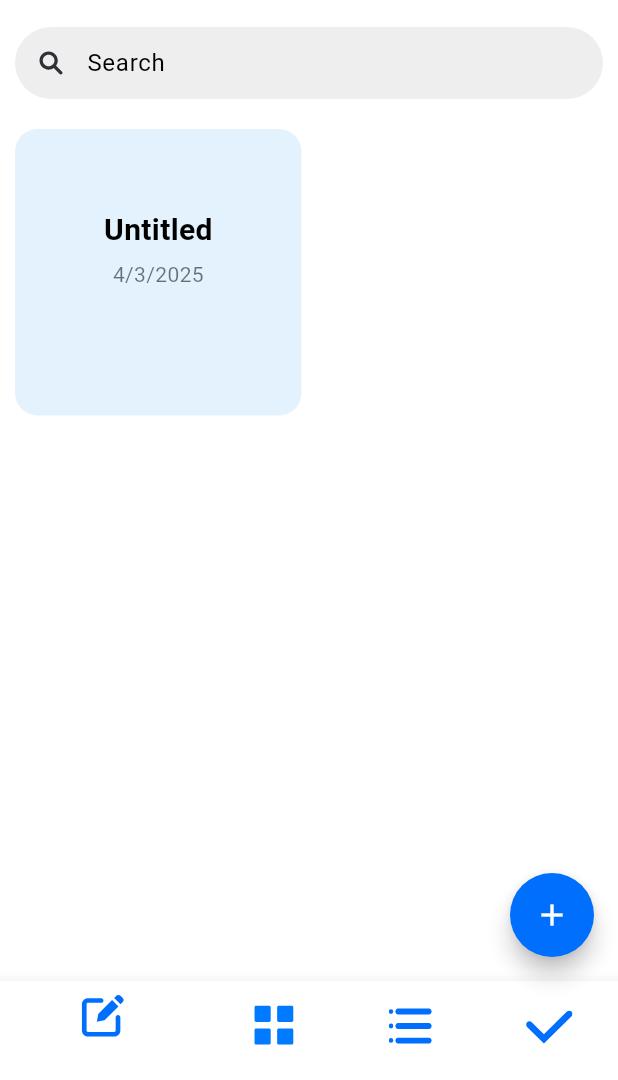
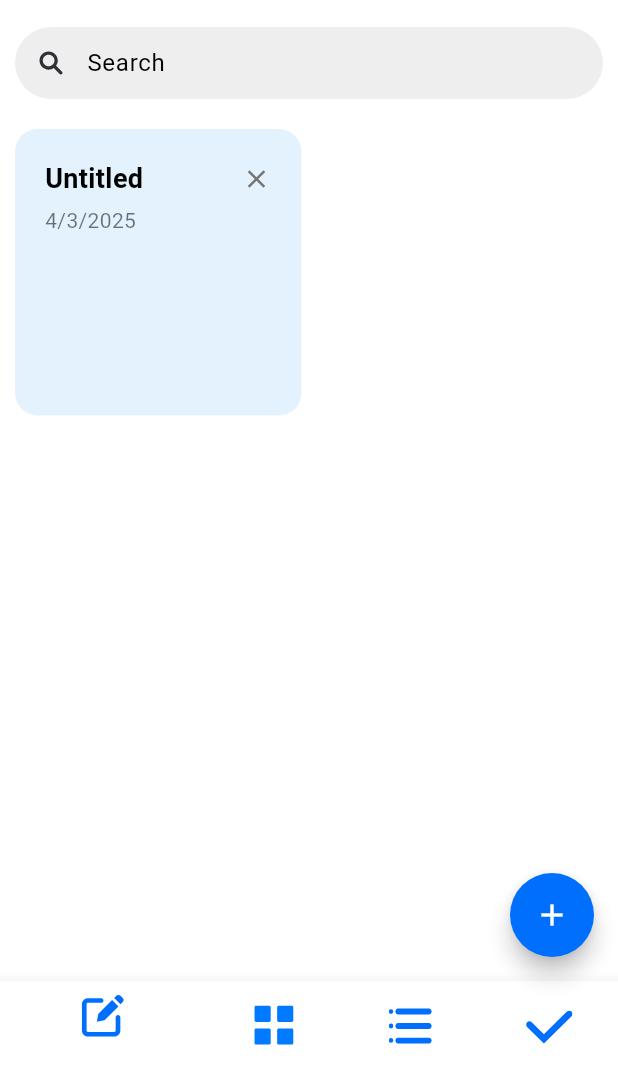
Before and after one commit to PinJinx/mynotes, a Flutter app: the NotePage screen opened directly, after a tap on the "add" icon, on a phone screen of 412 x 824 dp, the part 156-1236 px from its top. Run offline on Flutter 3.47's test engine with Material 3 defaults, Android fonts, the phone set to English and light mode, and no system bars; our stand-ins replace flutter_svg, hive, hive_flutter; accounts and stored records are empty.

Commit message:
Notes done

```diff
--- a/lib/Models/builder.dart
+++ /dev/null
@@ -1,67 +0,0 @@
-import 'package:hive/hive.dart';
-import 'package:flutter/material.dart';
-import 'package:mynotes/Models/data.dart';
-
-class BuildNotes {
-  Widget notes() {
-    List<mynote> allnotes = Hive.box<mynote>('mynotes').values.toList();
-    return Expanded(
-      child: GestureDetector(
-        child: GridView.builder(
-          padding: EdgeInsets.all(10),
-          gridDelegate: SliverGridDelegateWithMaxCrossAxisExtent(
-            maxCrossAxisExtent: 200,
-            childAspectRatio: 1,
-            crossAxisSpacing: 10,
-            mainAxisSpacing: 10,
-          ),
-          itemCount: allnotes.length,
-          itemBuilder: (context, i) {
-            return Container(
-              padding: EdgeInsets.all(20),
-              decoration: BoxDecoration(
-                color: Colors.blue[50],
-                borderRadius: BorderRadius.circular(15),
-              ),
-              child: Column(
-                crossAxisAlignment: CrossAxisAlignment.center,
-                mainAxisAlignment: MainAxisAlignment.center,
-                children: [
-                  Text(
-                    allnotes[i].title,
-                    style: TextStyle(fontWeight: FontWeight.bold, fontSize: 20),
-                  ),
-                  SizedBox(height: 5),
-                  Text(
-                    allnotes[i].date,
-                    style: TextStyle(color: Colors.black54),
-                    maxLines: 3,
-                    overflow: TextOverflow.ellipsis,
-                  ),
-                  SizedBox(height: 10),
-                  Text(
-                    allnotes[i].content,
-                    style: TextStyle(color: Colors.black54),
-                    maxLines: 3,
-                    overflow: TextOverflow.fade,
-                  ),
-                ],
-              ),
-            );
-          },
-        ),
-      ),
-    );
-  }
-
-  addnote() async {
-    DateTime today = DateTime.now();
-    var note = Hive.box<mynote>('mynotes');
-    mynote nt = mynote(
-        key: note.values.toList().length + 1,
-        title: "Untitled",
-        content: "",
-        date: "${today.day}/${today.month}/${today.year}");
-    note.add(nt);
-  }
-}
--- a/lib/Pages/notes.dart
+++ /dev/null
@@ -1,80 +0,0 @@
-import 'package:flutter/material.dart';
-import 'package:flutter_svg/flutter_svg.dart';
-import 'package:mynotes/Components/appbar.dart';
-import 'package:mynotes/Components/navbars.dart';
-import 'package:mynotes/Models/builder.dart';
-
-class NotePage extends StatefulWidget {
-  const NotePage({super.key});
-  @override
-  State<NotePage> createState() => _NotePageState();
-}
-
-class _NotePageState extends State<NotePage> {
-  BuildNotes notes = BuildNotes();
-
-  void addNote() async {
-    await notes.addnote();
-    setState(() {});
-  }
-
-  AppBars bar = AppBars();
-  navbars bBar = navbars();
-  @override
-  Widget build(BuildContext context) {
-    return Scaffold(
-      appBar: bar.MenuBar(),
-      body: Column(
-        mainAxisAlignment: MainAxisAlignment.start,
-        crossAxisAlignment: CrossAxisAlignment.center,
-        children: [
-          Padding(
-            padding: const EdgeInsets.all(8.0),
-            child: Row(
-              spacing: 10,
-              children: [
-                SvgPicture.asset(
-                  "assets/Create.svg",
-                  width: 36,
-                  height: 36,
-                ),
-                Text(
-                  "MyNotes",
-                  style: TextStyle(
-                    fontWeight: FontWeight.bold,
-                    fontSize: 28,
-                  ),
-                )
-              ],
-            ),
-          ),
-          Padding(
-            padding: const EdgeInsets.all(10.0),
-            child: Container(
-              decoration: BoxDecoration(
-                borderRadius: BorderRadius.circular(30),
-                color: Colors.grey[200],
-              ),
-              child: Padding(
-                padding: const EdgeInsets.only(left: 16.0, right: 16.0),
-                child: TextField(
-                    decoration: InputDecoration(
-                        icon: SvgPicture.asset('assets/Search.svg'),
-                        hintText: "Search",
-                        border: InputBorder.none)),
-              ),
-            ),
-          ),
-          notes.notes(),
-        ],
-      ),
-      floatingActionButton: FloatingActionButton(
-        onPressed: addNote,
-        shape: CircleBorder(),
-        tooltip: 'Increment',
-        child: const Icon(Icons.add),
-      ),
-      bottomNavigationBar: bBar.MenuBar(),
-    );
-  }
-}
--- /dev/null
+++ b/lib/features/notes/application/builder.dart
@@ -0,0 +1,115 @@
+import 'package:hive/hive.dart';
+import 'package:flutter/material.dart';
+import 'package:mynotes/features/notes/application/functions.dart';
+import 'package:mynotes/features/notes/data/data.dart';
+import 'package:mynotes/features/notes/presentation/note_editor.dart';
+
+class BuildNotes extends StatefulWidget {
+  const BuildNotes({super.key, required this.searchquery});
+  final String searchquery;
+  @override
+  State<BuildNotes> createState() => _BuildNotesState();
+}
+
+class _BuildNotesState extends State<BuildNotes> {
+  @override
+  Widget build(BuildContext context) {
+    List<mynote> getnotes = Hive.box<mynote>('mynotes').values.toList();
+    List<mynote> allnotes = [];
+    for (var i in getnotes) {
+      if (i.title.toLowerCase().contains(widget.searchquery.toLowerCase())) {
+        allnotes.add(i);
+      }
+    }
+    if (widget.searchquery == "") {
+      allnotes = getnotes;
+    }
+    NoteModel model = NoteModel();
+
+    void editNote(mynote note) async {
+      await Navigator.push(
+        context,
+        MaterialPageRoute(
+          builder: (context) => NoteEditor(
+            selectedNote: note,
+          ),
+        ),
+      );
+      setState(() {});
+    }
+
+    void rmvnote({required int index}) async {
+      await model.removenote(key: allnotes[index].key);
+      setState(() {});
+    }
+
+    return Expanded(
+      child: GridView.builder(
+        padding: EdgeInsets.all(10),
+        gridDelegate: SliverGridDelegateWithMaxCrossAxisExtent(
+          maxCrossAxisExtent: 250,
+          childAspectRatio: 1,
+          crossAxisSpacing: 10,
+          mainAxisSpacing: 10,
+        ),
+        itemCount: allnotes.length,
+        itemBuilder: (context, i) {
+          return GestureDetector(
+            onTap: () => editNote(allnotes[i]),
+            child: Container(
+              padding: EdgeInsets.all(20),
+              decoration: BoxDecoration(
+                color: Colors.blue[50],
+                borderRadius: BorderRadius.circular(15),
+              ),
+              child: Column(
+                crossAxisAlignment: CrossAxisAlignment.start,
+                children: [
+                  Row(
+                    mainAxisAlignment: MainAxisAlignment.spaceBetween,
+                    children: [
+                      Expanded(
+                        child: Text(
+                          allnotes[i].title,
+                          overflow: TextOverflow.ellipsis,
+                          style: TextStyle(
+                              fontWeight: FontWeight.bold, fontSize: 18),
+                          maxLines: 1,
+                        ),
+                      ),
+                      GestureDetector(
+                        behavior: HitTestBehavior.opaque,
+                        onTap: () => rmvnote(index: i),
+                        child: Icon(
+                          Icons.close,
+                          color: Colors.grey[600],
+                          size: 20,
+                        ),
+                      ),
+                    ],
+                  ),
+                  SizedBox(height: 5),
+                  Text(
+                    allnotes[i].date,
+                    style: TextStyle(color: Colors.black54),
+                    maxLines: 1,
+                    overflow: TextOverflow.ellipsis,
+                  ),
+                  SizedBox(height: 10),
+                  Expanded(
+                    child: Text(
+                      allnotes[i].content,
+                      style: TextStyle(color: Colors.black54),
+                      maxLines: 3,
+                      overflow: TextOverflow.fade,
+                    ),
+                  ),
+                ],
+              ),
+            ),
+          );
+        },
+      ),
+    );
+  }
+}
--- /dev/null
+++ b/lib/features/notes/application/functions.dart
@@ -0,0 +1,31 @@
+import 'package:hive/hive.dart';
+import 'package:mynotes/features/notes/data/data.dart';
+
+class NoteModel {
+  static void saveNotes(
+      {required int key, String title = "", String content = ""}) {
+    var box = Hive.box<mynote>('mynotes');
+    mynote? nt = box.get(key);
+    if (nt != null) {
+      nt.title = title;
+      nt.content = content;
+      box.put(key, nt);
+    }
+  }
+
+  addnote() async {
+    DateTime today = DateTime.now();
+    var note = Hive.box<mynote>('mynotes');
+    mynote nt = mynote(
+        key: note.values.toList().length + 1,
+        title: "Untitled",
+        content: "",
+        date: "${today.day}/${today.month}/${today.year}");
+    note.put(nt.key, nt);
+  }
+
+  removenote({required int key}) async {
+    var box = Hive.box<mynote>('mynotes');
+    box.delete(key);
+  }
+}
--- /dev/null
+++ b/lib/features/notes/presentation/notes.dart
@@ -0,0 +1,96 @@
+import 'package:flutter/material.dart';
+import 'package:flutter_svg/flutter_svg.dart';
+import 'package:mynotes/Components/appbar.dart';
+import 'package:mynotes/Components/navbars.dart';
+import 'package:mynotes/features/notes/application/builder.dart';
+import 'package:mynotes/features/notes/application/functions.dart';
+
+class NotePage extends StatefulWidget {
+  const NotePage({super.key});
+  @override
+  State<NotePage> createState() => _NotePageState();
+}
+
+class _NotePageState extends State<NotePage> {
+  BuildNotes notes = BuildNotes(
+    searchquery: "",
+  );
+  NoteModel notemodel = NoteModel();
+  void addNote() async {
+    await notemodel.addnote();
+    setState(() {
+      notes = BuildNotes(
+        searchquery: "",
+      );
+    });
+  }
+
+  void searchNotes(String val) {
+    setState(() {
+      notes = BuildNotes(
+        searchquery: val,
+      );
+    });
+  }
+
+  AppBars bar = AppBars();
+  navbars bBar = navbars();
+  @override
+  Widget build(BuildContext context) {
+    return Scaffold(
+      appBar: bar.MenuBar(),
+      body: Column(
+        mainAxisAlignment: MainAxisAlignment.start,
+        crossAxisAlignment: CrossAxisAlignment.center,
+        children: [
+          Padding(
+            padding: const EdgeInsets.all(8.0),
+            child: Row(
+              spacing: 10,
+              children: [
+                SvgPicture.asset(
+                  "assets/Create.svg",
+                  width: 36,
+                  height: 36,
+                ),
+                Text(
+                  "MyNotes",
+                  style: TextStyle(
+                    fontWeight: FontWeight.bold,
+                    fontSize: 28,
+                  ),
+                )
+              ],
+            ),
+          ),
+          Padding(
+            padding: const EdgeInsets.all(10.0),
+            child: Container(
+              decoration: BoxDecoration(
+                borderRadius: BorderRadius.circular(30),
+                color: Colors.grey[200],
+              ),
+              child: Padding(
+                padding: const EdgeInsets.only(left: 16.0, right: 16.0),
+                child: TextField(
+                    onChanged: (val) => searchNotes(val),
+                    decoration: InputDecoration(
+                        icon: SvgPicture.asset('assets/Search.svg'),
+                        hintText: "Search",
+                        border: InputBorder.none)),
+              ),
+            ),
+          ),
+          notes,
+        ],
+      ),
+      floatingActionButton: FloatingActionButton(
+        onPressed: addNote,
+        shape: CircleBorder(),
+        tooltip: 'Add New',
+        child: const Icon(Icons.add),
+      ),
+      bottomNavigationBar: bBar.MenuBar(),
+    );
+  }
+}
--- a/lib/theme/theme.dart
+++ b/lib/theme/theme.dart
@@ -1,4 +1,18 @@
 import 'package:flutter/material.dart';
+
+class SetThemeMode with ChangeNotifier {
+  ThemeMode _themeMode = ThemeMode.light;
+
+  ThemeMode get themeMode => _themeMode;
+  void toggleTheme() {
+    if (themeMode == ThemeMode.light) {
+      _themeMode = ThemeMode.dark;
+    } else {
+      _themeMode = ThemeMode.light;
+    }
+    notifyListeners();
+  }
+}
 
 ThemeData lightTheme = ThemeData(
     colorScheme: ColorScheme(
--- a/pubspec.yaml
+++ b/pubspec.yaml
@@ -33,7 +33,7 @@ dependencies:
   flutter_svg: ^2.0.0
   hive: ^2.2.3
   hive_flutter: ^1.1.0
-
+  provider: ^6.0.5
 
   # The following adds the Cupertino Icons font to your application.
   # Use with the CupertinoIcons class for iOS style icons.
```
Also changed, not shown: lib/Components/appbar.dart (+36 -24 lines), lib/Pages/note_editor.dart (deleted, +0 -52 lines), lib/features/notes/presentation/note_editor.dart (added, +91 -0 lines), lib/main.dart (+13 -9 lines), lib/features/notes/data/data.dart (renamed from lib/Models/data.dart), lib/features/notes/data/data.g.dart (renamed from lib/Models/data.g.dart), pubspec.lock, 4 other files.
